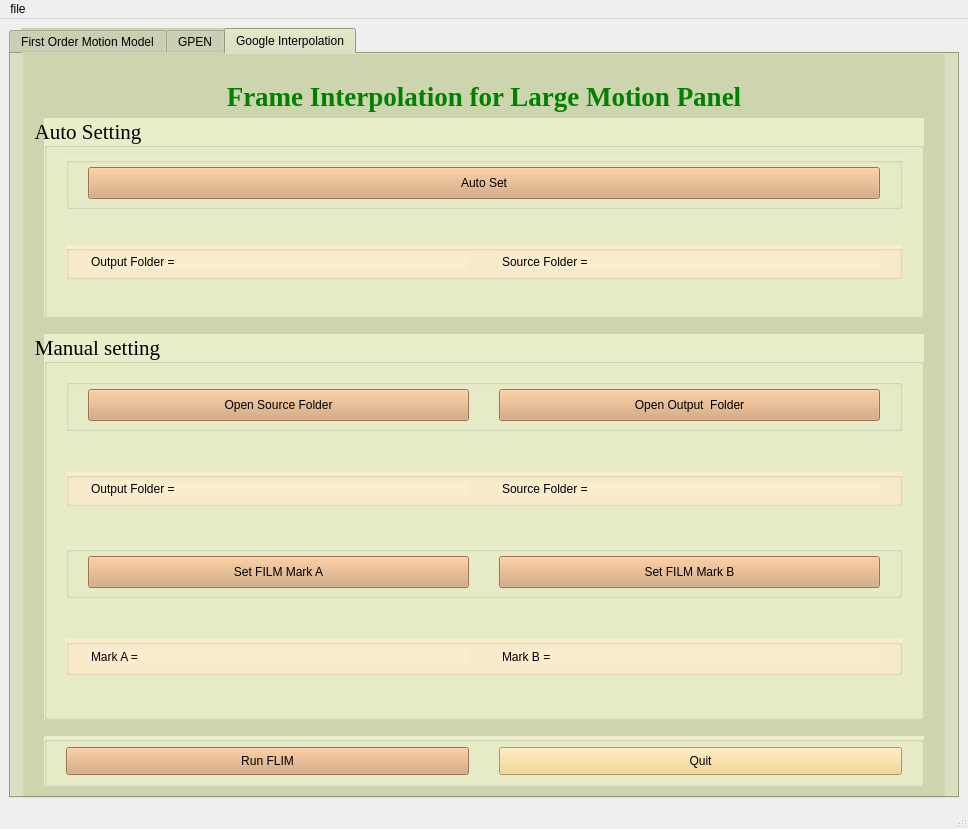
Before: the Qt Designer form try/main4.ui in lin22807590/swap_ui, drawn with Qt 5.
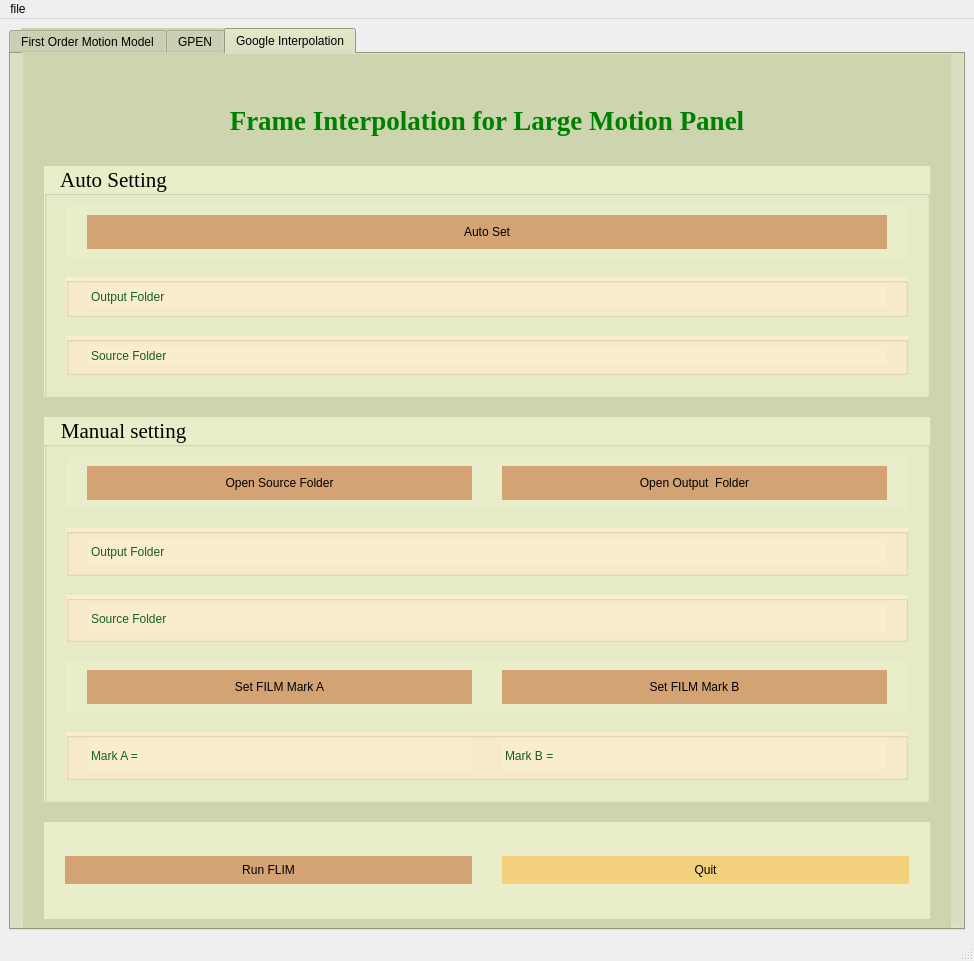
After: the same form once the commit is applied. The open tabs and pages were chosen to show the change.

Diff of the .ui file:
```diff
--- a/try/main4.ui
+++ b/try/main4.ui
@@ -6,8 +6,8 @@
    <rect>
     <x>0</x>
     <y>0</y>
-    <width>968</width>
-    <height>829</height>
+    <width>974</width>
+    <height>961</height>
    </rect>
   </property>
   <property name="windowTitle">
@@ -1011,9 +1011,12 @@
                </widget>
               </item>
               <item>
-               <widget class="QLabel" name="label_11">
+               <widget class="QLabel" name="label_19">
+                <property name="styleSheet">
+                 <string notr="true">color:#304d7d;</string>
+                </property>
                 <property name="text">
-                 <string>Source Folder =</string>
+                 <string>Source Folder </string>
                 </property>
                </widget>
               </item>
@@ -1215,7 +1218,7 @@
        <attribute name="title">
         <string>Google Interpolation</string>
        </attribute>
-       <layout class="QVBoxLayout" name="verticalLayout_10">
+       <layout class="QVBoxLayout" name="verticalLayout_12">
         <item>
          <widget class="QLabel" name="label_4">
           <property name="font">
@@ -1242,7 +1245,7 @@
           <property name="minimumSize">
            <size>
             <width>850</width>
-            <height>200</height>
+            <height>232</height>
            </size>
           </property>
           <property name="font">
@@ -1257,7 +1260,7 @@
 </string>
           </property>
           <property name="title">
-           <string>Auto Setting</string>
+           <string>     Auto Setting</string>
           </property>
           <layout class="QVBoxLayout" name="verticalLayout_8">
            <item>
@@ -1265,10 +1268,13 @@
              <property name="orientation">
               <enum>Qt::Vertical</enum>
              </property>
+             <property name="sizeType">
+              <enum>QSizePolicy::Fixed</enum>
+             </property>
              <property name="sizeHint" stdset="0">
               <size>
                <width>20</width>
-               <height>29</height>
+               <height>30</height>
               </size>
              </property>
             </spacer>
@@ -1281,7 +1287,10 @@
                <height>52</height>
               </size>
              </property>
-             <layout class="QHBoxLayout" name="horizontalLayout_17">
+             <property name="styleSheet">
+              <string notr="true">border: 0;</string>
+             </property>
+             <layout class="QVBoxLayout" name="verticalLayout_10">
               <item>
                <widget class="QPushButton" name="bSrcFolder_6">
                 <property name="sizePolicy">
@@ -1312,10 +1321,13 @@
              <property name="orientation">
               <enum>Qt::Vertical</enum>
              </property>
+             <property name="sizeType">
+              <enum>QSizePolicy::Fixed</enum>
+             </property>
              <property name="sizeHint" stdset="0">
               <size>
                <width>20</width>
-               <height>12</height>
+               <height>13</height>
               </size>
              </property>
             </spacer>
@@ -1336,16 +1348,12 @@
              </property>
              <layout class="QHBoxLayout" name="horizontalLayout_15">
               <item>
-               <widget class="QLabel" name="label_12">
-                <property name="text">
-                 <string>Output Folder =</string>
+               <widget class="QLabel" name="label_11">
+                <property name="styleSheet">
+                 <string notr="true">color:#155d27;</string>
                 </property>
-               </widget>
-              </item>
-              <item>
-               <widget class="QLabel" name="label_13">
                 <property name="text">
-                 <string>Source Folder =</string>
+                 <string>Output Folder </string>
                 </property>
                </widget>
               </item>
@@ -1357,10 +1365,57 @@
              <property name="orientation">
               <enum>Qt::Vertical</enum>
              </property>
+             <property name="sizeType">
+              <enum>QSizePolicy::Fixed</enum>
+             </property>
              <property name="sizeHint" stdset="0">
               <size>
                <width>20</width>
-               <height>12</height>
+               <height>13</height>
+              </size>
+             </property>
+            </spacer>
+           </item>
+           <item>
+            <widget class="QGroupBox" name="groupBox_24">
+             <property name="minimumSize">
+              <size>
+               <width>802</width>
+               <height>33</height>
+              </size>
+             </property>
+             <property name="styleSheet">
+              <string notr="true">background-color: #FAEDCD</string>
+             </property>
+             <property name="title">
+              <string/>
+             </property>
+             <layout class="QHBoxLayout" name="horizontalLayout_17">
+              <item>
+               <widget class="QLabel" name="label_20">
+                <property name="styleSheet">
+                 <string notr="true">color:#155d27;</string>
+                </property>
+                <property name="text">
+                 <string>Source Folder </string>
+                </property>
+               </widget>
+              </item>
+             </layout>
+            </widget>
+           </item>
+           <item>
+            <spacer name="verticalSpacer_34">
+             <property name="orientation">
+              <enum>Qt::Vertical</enum>
+             </property>
+             <property name="sizeType">
+              <enum>QSizePolicy::Fixed</enum>
+             </property>
+             <property name="sizeHint" stdset="0">
+              <size>
+               <width>20</width>
+               <height>13</height>
               </size>
              </property>
             </spacer>
@@ -1373,10 +1428,13 @@
           <property name="orientation">
            <enum>Qt::Vertical</enum>
           </property>
+          <property name="sizeType">
+           <enum>QSizePolicy::Fixed</enum>
+          </property>
           <property name="sizeHint" stdset="0">
            <size>
             <width>20</width>
-            <height>48</height>
+            <height>13</height>
            </size>
           </property>
          </spacer>
@@ -1400,7 +1458,7 @@
 </string>
           </property>
           <property name="title">
-           <string>Manual setting</string>
+           <string>     Manual setting</string>
           </property>
           <layout class="QVBoxLayout" name="verticalLayout_9">
            <item>
@@ -1408,10 +1466,13 @@
              <property name="orientation">
               <enum>Qt::Vertical</enum>
              </property>
+             <property name="sizeType">
+              <enum>QSizePolicy::Fixed</enum>
+             </property>
              <property name="sizeHint" stdset="0">
               <size>
                <width>20</width>
-               <height>24</height>
+               <height>30</height>
               </size>
              </property>
             </spacer>
@@ -1424,9 +1485,12 @@
                <height>52</height>
               </size>
              </property>
+             <property name="styleSheet">
+              <string notr="true">border: 0;</string>
+             </property>
              <layout class="QHBoxLayout" name="horizontalLayout_11">
               <item>
-               <widget class="QPushButton" name="bSrcFolder_7">
+               <widget class="QPushButton" name="bSrcFolder_3">
                 <property name="sizePolicy">
                  <sizepolicy hsizetype="Minimum" vsizetype="Preferred">
                   <horstretch>0</horstretch>
@@ -1448,7 +1512,7 @@
                </widget>
               </item>
               <item>
-               <widget class="QPushButton" name="bOutputFolder_5">
+               <widget class="QPushButton" name="bOutputFolder_3">
                 <property name="sizePolicy">
                  <sizepolicy hsizetype="Minimum" vsizetype="Preferred">
                   <horstretch>0</horstretch>
@@ -1477,10 +1541,13 @@
              <property name="orientation">
               <enum>Qt::Vertical</enum>
              </property>
+             <property name="sizeType">
+              <enum>QSizePolicy::Fixed</enum>
+             </property>
              <property name="sizeHint" stdset="0">
               <size>
                <width>20</width>
-               <height>23</height>
+               <height>13</height>
               </size>
              </property>
             </spacer>
@@ -1501,16 +1568,56 @@
              </property>
              <layout class="QHBoxLayout" name="horizontalLayout_18">
               <item>
-               <widget class="QLabel" name="label_14">
+               <widget class="QLabel" name="label_12">
+                <property name="styleSheet">
+                 <string notr="true">color:#155d27;</string>
+                </property>
                 <property name="text">
-                 <string>Output Folder =</string>
+                 <string>Output Folder </string>
                 </property>
                </widget>
               </item>
+             </layout>
+            </widget>
+           </item>
+           <item>
+            <spacer name="verticalSpacer_35">
+             <property name="orientation">
+              <enum>Qt::Vertical</enum>
+             </property>
+             <property name="sizeType">
+              <enum>QSizePolicy::Fixed</enum>
+             </property>
+             <property name="sizeHint" stdset="0">
+              <size>
+               <width>20</width>
+               <height>13</height>
+              </size>
+             </property>
+            </spacer>
+           </item>
+           <item>
+            <widget class="QGroupBox" name="groupBox_25">
+             <property name="minimumSize">
+              <size>
+               <width>802</width>
+               <height>33</height>
+              </size>
+             </property>
+             <property name="styleSheet">
+              <string notr="true">background-color: #FAEDCD</string>
+             </property>
+             <property name="title">
+              <string/>
+             </property>
+             <layout class="QHBoxLayout" name="horizontalLayout_19">
               <item>
-               <widget class="QLabel" name="label_15">
+               <widget class="QLabel" name="label_21">
+                <property name="styleSheet">
+                 <string notr="true">color:#155d27;</string>
+                </property>
                 <property name="text">
-                 <string>Source Folder =</string>
+                 <string>Source Folder </string>
                 </property>
                </widget>
               </item>
@@ -1522,10 +1629,13 @@
              <property name="orientation">
               <enum>Qt::Vertical</enum>
              </property>
+             <property name="sizeType">
+              <enum>QSizePolicy::Fixed</enum>
+             </property>
              <property name="sizeHint" stdset="0">
               <size>
                <width>20</width>
-               <height>24</height>
+               <height>13</height>
               </size>
              </property>
             </spacer>
@@ -1538,9 +1648,12 @@
                <height>52</height>
               </size>
              </property>
-             <layout class="QHBoxLayout" name="horizontalLayout_19">
+             <property name="styleSheet">
+              <string notr="true">border: 0;</string>
+             </property>
+             <layout class="QHBoxLayout" name="horizontalLayout_20">
               <item>
-               <widget class="QPushButton" name="bSrcFolder_8">
+               <widget class="QPushButton" name="bSrcFolder_7">
                 <property name="sizePolicy">
                  <sizepolicy hsizetype="Minimum" vsizetype="Preferred">
                   <horstretch>0</horstretch>
@@ -1562,7 +1675,7 @@
                </widget>
               </item>
               <item>
-               <widget class="QPushButton" name="bOutputFolder_6">
+               <widget class="QPushButton" name="bOutputFolder_5">
                 <property name="sizePolicy">
                  <sizepolicy hsizetype="Minimum" vsizetype="Preferred">
                   <horstretch>0</horstretch>
@@ -1591,10 +1704,13 @@
              <property name="orientation">
               <enum>Qt::Vertical</enum>
              </property>
+             <property name="sizeType">
+              <enum>QSizePolicy::Fixed</enum>
+             </property>
              <property name="sizeHint" stdset="0">
               <size>
                <width>20</width>
-               <height>23</height>
+               <height>13</height>
               </size>
              </property>
             </spacer>
@@ -1610,9 +1726,12 @@
              <property name="styleSheet">
               <string notr="true">background-color: #FAEDCD</string>
              </property>
-             <layout class="QHBoxLayout" name="horizontalLayout_20">
+             <layout class="QHBoxLayout" name="horizontalLayout_22">
               <item>
                <widget class="QLabel" name="tGPENMarkA_2">
+                <property name="styleSheet">
+                 <string notr="true">color:#155d27;</string>
+                </property>
                 <property name="text">
                  <string>Mark A =</string>
                 </property>
@@ -1620,6 +1739,9 @@
               </item>
               <item>
                <widget class="QLabel" name="tMarkGPENB_2">
+                <property name="styleSheet">
+                 <string notr="true">color:#155d27;</string>
+                </property>
                 <property name="text">
                  <string>Mark B =</string>
                 </property>
@@ -1633,10 +1755,13 @@
              <property name="orientation">
               <enum>Qt::Vertical</enum>
              </property>
+             <property name="sizeType">
+              <enum>QSizePolicy::Fixed</enum>
+             </property>
              <property name="sizeHint" stdset="0">
               <size>
                <width>20</width>
-               <height>24</height>
+               <height>13</height>
               </size>
              </property>
             </spacer>
@@ -1649,10 +1774,13 @@
           <property name="orientation">
            <enum>Qt::Vertical</enum>
           </property>
+          <property name="sizeType">
+           <enum>QSizePolicy::Fixed</enum>
+          </property>
           <property name="sizeHint" stdset="0">
            <size>
             <width>20</width>
-            <height>47</height>
+            <height>13</height>
            </size>
           </property>
          </spacer>
@@ -1666,8 +1794,7 @@
            </size>
           </property>
           <property name="styleSheet">
-           <string notr="true">background-color: #E9EDC9
-</string>
+           <string notr="true">background-color: #E9EDC9;border: 0;</string>
           </property>
           <layout class="QHBoxLayout" name="horizontalLayout_21">
            <item>
@@ -1717,8 +1844,8 @@
     <rect>
      <x>0</x>
      <y>0</y>
-     <width>968</width>
-     <height>22</height>
+     <width>974</width>
+     <height>25</height>
     </rect>
    </property>
    <widget class="QMenu" name="menufile">
```
Left out of the diff: 242 changed lines with no effect on the pictures.
